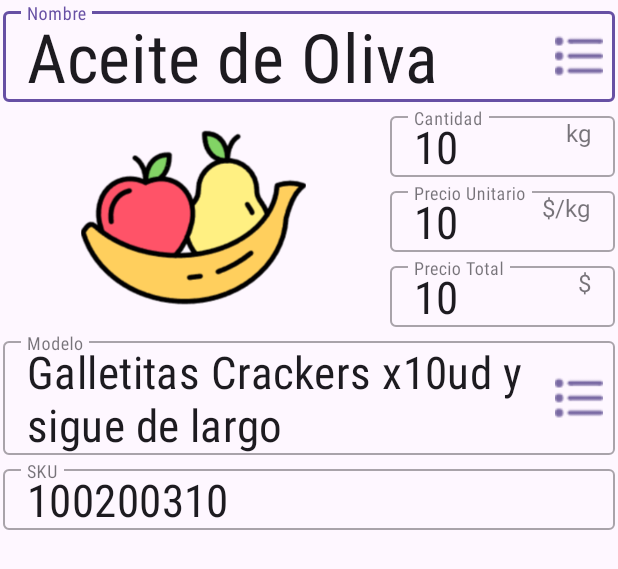
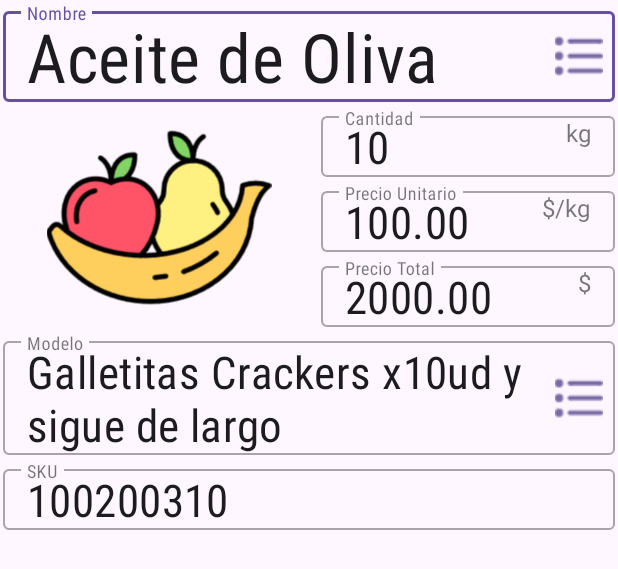
Before and after one commit to suka97/SuperAhorro, an Android app: the layout fragment_item_detail.xml on its own in the app's theme, with its tools: preview values and no code run, on a phone screen of 412 x 824 dp. Shown: the top 569 px of the screen. Run offline under Robolectric (Android 15) with nearby library versions, the phone set to English and light mode, and no system bars.

Commit message:
item_detail vertical_layout & renamed

```diff
--- a/app/src/main/java/com/suka/superahorro/fragments/ItemDetailFragment.kt
+++ b/app/src/main/java/com/suka/superahorro/fragments/ItemDetailFragment.kt
@@ -48,10 +48,10 @@ class ItemDetailFragment : Fragment() {
         super.onStart()
 
         val cartItem = viewModel.getCartItem()
-        binding.txtNameDet.editText?.setText(cartItem.name)
-        binding.txtAmountDet.editText?.setText(cartItem.amount.toString())
-        binding.txtPriceDet.editText?.setText(cartItem.unit_price.toString())
-        binding.txtTotDet.editText?.setText(cartItem.getTotalPrice().toString())
+        binding.nameTxt.editText?.setText(cartItem.name)
+        binding.amountTxt.editText?.setText(cartItem.amount.toString())
+        binding.unitPriceTxt.editText?.setText(cartItem.unit_price.toString())
+        binding.totalPriceTxt.editText?.setText(cartItem.getTotalPrice().toString())
         //        brand.setText(cartItem.brand ?: "-")
         //        sku.setText(cartItem.sku ?: "-")
 
@@ -99,7 +99,7 @@ class ItemDetailFragment : Fragment() {
     }
 
     fun setPicture (picture_url: String?) {
-        var img: ImageView = binding.imgDet
+        var img: ImageView = binding.modelImg
         if ( picture_url == null )
             img.setImageResource(R.drawable.default_item)
         else {
--- a/app/src/main/res/layout/fragment_item_detail.xml
+++ b/app/src/main/res/layout/fragment_item_detail.xml
@@ -7,19 +7,8 @@
     android:layout_height="match_parent"
     tools:context=".fragments.ItemDetailFragment" >
 
-    <ImageView
-        android:id="@+id/img_det"
-        android:layout_width="0dp"
-        android:layout_height="0dp"
-        android:scaleType="fitCenter"
-        android:src="@drawable/default_item"
-        app:layout_constraintBottom_toBottomOf="@+id/txtTot_det"
-        app:layout_constraintEnd_toStartOf="@id/txtAmount_det"
-        app:layout_constraintStart_toStartOf="parent"
-        app:layout_constraintTop_toBottomOf="@id/txtName_det" />
-
     <com.google.android.material.textfield.TextInputLayout
-        android:id="@+id/txtName_det"
+        android:id="@+id/name_txt"
         style="@style/Widget.MaterialComponents.TextInputLayout.OutlinedBox"
         android:layout_width="0dp"
         android:layout_height="wrap_content"
@@ -40,36 +29,33 @@
             android:text="Aceite de Oliva" />
     </com.google.android.material.textfield.TextInputLayout>
 
+    <ImageView
+        android:id="@+id/model_img"
+        android:layout_width="0dp"
+        android:layout_height="0dp"
+        android:scaleType="fitCenter"
+        android:src="@drawable/default_item"
+        app:layout_constraintBottom_toBottomOf="@+id/imgSide_lay"
+        app:layout_constraintEnd_toStartOf="@id/imgSide_lay"
+        app:layout_constraintStart_toStartOf="parent"
+        app:layout_constraintTop_toTopOf="@id/imgSide_lay" />
+
+    <LinearLayout
+        android:id="@+id/imgSide_lay"
+        android:layout_width="200dp"
+        android:layout_height="wrap_content"
+        android:orientation="vertical"
+        app:layout_constraintEnd_toEndOf="parent"
+        app:layout_constraintTop_toBottomOf="@+id/name_txt">
+
         <com.google.android.material.textfield.TextInputLayout
-        android:id="@+id/txtAmount_det"
+            android:id="@+id/amount_txt"
             style="@style/Widget.MaterialComponents.TextInputLayout.OutlinedBox"
-        android:layout_width="0dp"
+            android:layout_width="match_parent"
             android:layout_height="wrap_content"
             android:hint="Cantidad"
             android:padding="2dp"
-        app:layout_constraintEnd_toEndOf="parent"
-        app:layout_constraintTop_toBottomOf="@id/txtName_det"
             app:suffixText="kg">
-
-        <com.google.android.material.textfield.TextInputEditText
-            style="@style/TextField_Input1"
-            android:layout_width="150dp"
-            android:layout_height="wrap_content"
-            android:text="10" />
-
-    </com.google.android.material.textfield.TextInputLayout>
-
-    <com.google.android.material.textfield.TextInputLayout
-        android:id="@+id/txtPrice_det"
-        style="@style/Widget.MaterialComponents.TextInputLayout.OutlinedBox"
-        android:layout_width="0dp"
-        android:layout_height="wrap_content"
-        android:hint="Precio Unitario"
-        android:padding="2dp"
-        app:layout_constraintEnd_toEndOf="parent"
-        app:layout_constraintStart_toStartOf="@id/txtAmount_det"
-        app:layout_constraintTop_toBottomOf="@id/txtAmount_det"
-        app:suffixText="$/kg">
 
             <com.google.android.material.textfield.TextInputEditText
                 style="@style/TextField_Input1"
@@ -80,27 +66,43 @@
         </com.google.android.material.textfield.TextInputLayout>
 
         <com.google.android.material.textfield.TextInputLayout
-        android:id="@+id/txtTot_det"
+            android:id="@+id/unitPrice_txt"
             style="@style/Widget.MaterialComponents.TextInputLayout.OutlinedBox"
-        android:layout_width="0dp"
+            android:layout_width="match_parent"
+            android:layout_height="wrap_content"
+            android:hint="Precio Unitario"
+            android:padding="2dp"
+            app:suffixText="$/kg">
+
+            <com.google.android.material.textfield.TextInputEditText
+                style="@style/TextField_Input1"
+                android:layout_width="match_parent"
+                android:layout_height="wrap_content"
+                android:text="100.00" />
+
+        </com.google.android.material.textfield.TextInputLayout>
+
+        <com.google.android.material.textfield.TextInputLayout
+            android:id="@+id/totalPrice_txt"
+            style="@style/Widget.MaterialComponents.TextInputLayout.OutlinedBox"
+            android:layout_width="match_parent"
             android:layout_height="wrap_content"
             android:hint="Precio Total"
             android:padding="2dp"
-        app:layout_constraintEnd_toEndOf="parent"
-        app:layout_constraintStart_toStartOf="@id/txtPrice_det"
-        app:layout_constraintTop_toBottomOf="@id/txtPrice_det"
             app:suffixText="$">
 
             <com.google.android.material.textfield.TextInputEditText
                 style="@style/TextField_Input1"
                 android:layout_width="match_parent"
                 android:layout_height="wrap_content"
-            android:text="10" />
+                android:text="2000.00" />
 
         </com.google.android.material.textfield.TextInputLayout>
 
+    </LinearLayout>
+
     <com.google.android.material.textfield.TextInputLayout
-        android:id="@+id/txtModel_det"
+        android:id="@+id/modelName_txt"
         style="@style/Widget.MaterialComponents.TextInputLayout.OutlinedBox"
         android:layout_width="0dp"
         android:layout_height="wrap_content"
@@ -111,7 +113,7 @@
         app:endIconTint="@color/select1"
         app:layout_constraintEnd_toEndOf="parent"
         app:layout_constraintStart_toStartOf="parent"
-        app:layout_constraintTop_toBottomOf="@id/img_det">
+        app:layout_constraintTop_toBottomOf="@id/model_img">
 
         <com.google.android.material.textfield.TextInputEditText
             style="@style/TextField_Input1"
@@ -123,7 +125,7 @@
     </com.google.android.material.textfield.TextInputLayout>
 
     <com.google.android.material.textfield.TextInputLayout
-        android:id="@+id/txtSku_det"
+        android:id="@+id/modelSku_txt"
         style="@style/Widget.MaterialComponents.TextInputLayout.OutlinedBox"
         android:layout_width="0dp"
         android:layout_height="wrap_content"
@@ -131,7 +133,7 @@
         android:padding="2dp"
         app:layout_constraintEnd_toEndOf="parent"
         app:layout_constraintStart_toStartOf="parent"
-        app:layout_constraintTop_toBottomOf="@id/txtModel_det">
+        app:layout_constraintTop_toBottomOf="@id/modelName_txt">
 
         <com.google.android.material.textfield.TextInputEditText
             style="@style/TextField_Input1"
```
Lines whose indentation alone changed are shown as unchanged.
